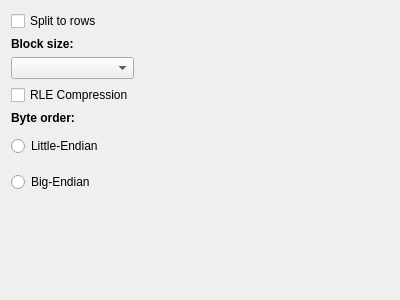
Before: the Qt Designer form controls/setup/parts/image/setuptabimage.ui in riuson/lcd-image-converter, drawn with Qt 5.
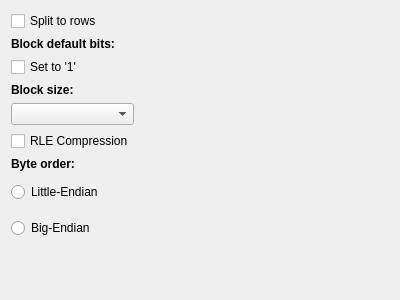
After: the same form once the commit is applied.

What changed in the file:
```diff
--- a/controls/setup/parts/image/setuptabimage.ui
+++ b/controls/setup/parts/image/setuptabimage.ui
@@ -25,6 +25,26 @@
          </property>
         </widget>
        </item>
+       <item>
+        <widget class="QLabel" name="label_4">
+         <property name="font">
+          <font>
+           <weight>75</weight>
+           <bold>true</bold>
+          </font>
+         </property>
+         <property name="text">
+          <string>&lt;html&gt;&lt;head/&gt;&lt;body&gt;&lt;p&gt;Block default bits:&lt;/p&gt;&lt;/body&gt;&lt;/html&gt;</string>
+         </property>
+        </widget>
+       </item>
+       <item>
+        <widget class="QCheckBox" name="checkBoxBlockDefaultOnes">
+         <property name="text">
+          <string>Set to '1'</string>
+         </property>
+        </widget>
+       </item>
        <item>
         <widget class="QLabel" name="label_6">
          <property name="font">
```
